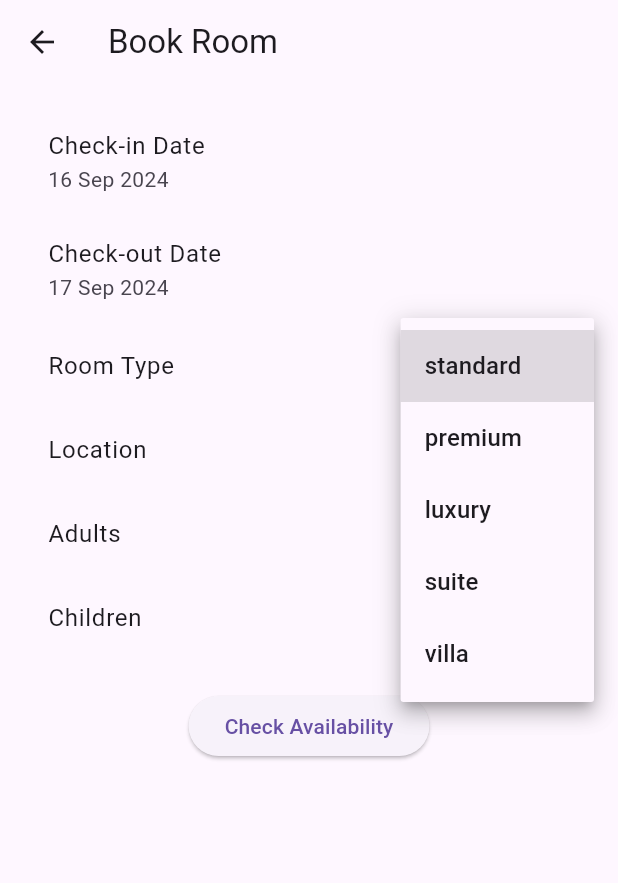
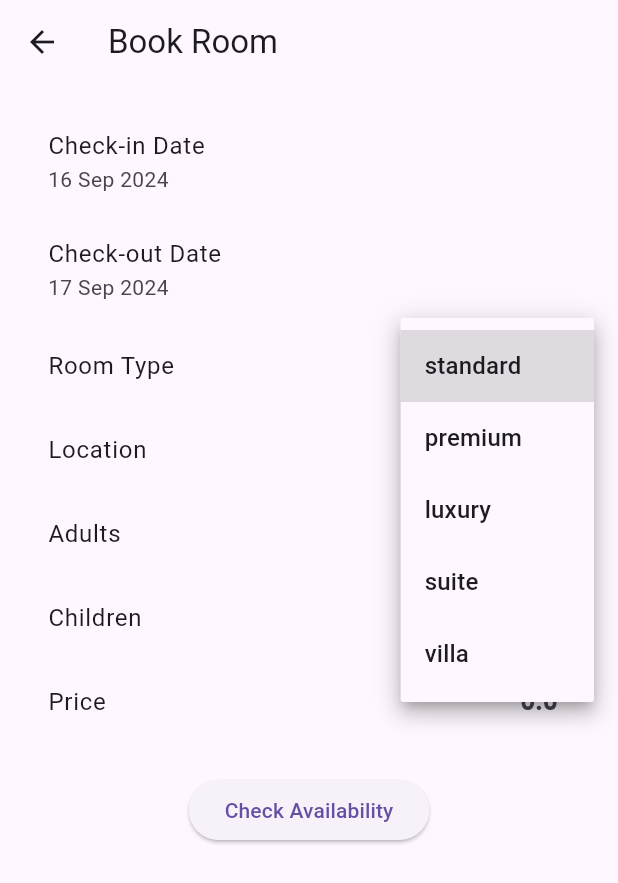
Before and after one commit to SohalSawardekar/Hotel_Booking_App, a Flutter app: the screen it shows once a user with an empty profile is signed in, item 3 of the bottom bar chosen, after a tap on "standard", on a phone screen of 412 x 824 dp. Shown: the top 883 px of the screen. Run offline on Flutter 3.47's test engine with Material 3 defaults, Android fonts, the phone set to English and light mode, and no system bars; our stand-ins replace cloud_firestore, firebase_auth, firebase_core, google_fonts, google_sign_in, sign_in_with_apple and 1 more; accounts and stored records are empty.

Commit message:
booking page backend

```diff
--- a/lib/screens/bookings/AvailabilityPage.dart
+++ b/lib/screens/bookings/AvailabilityPage.dart
@@ -106,7 +106,7 @@ class _AvailabilityPageState extends State<AvailabilityPage> {
             Text(
                 'Check-out: ${DateFormat('yyyy-MM-dd').format(widget.checkOutDate)}'),
             Text('Adults: ${widget.adults}, Children: ${widget.children}'),
-            Text('Total Amount: ₹${widget.totalAmount.toStringAsFixed(2)}'),
+            Text('Total Amount: ₹${widget.totalAmount}'),
             const SizedBox(height: 20),
             if (_isCheckingAvailability) ...[
               const Text('Checking availability...'),
--- a/lib/screens/bookings/bookings.dart
+++ b/lib/screens/bookings/bookings.dart
@@ -1,3 +1,4 @@
+import 'package:cloud_firestore/cloud_firestore.dart';
 import 'package:intl/intl.dart';
 import '../../constants/ImportFiles.dart';
 
@@ -22,11 +23,11 @@ class BookingPage extends StatefulWidget {
 class _BookingPageState extends State<BookingPage> {
   DateTime? checkInDate;
   DateTime? checkOutDate;
-  String roomType = 'standard';
-  String location = 'goa';
+  String roomType = '';
+  String location = '';
   int adults = 1;
   int children = 0;
-  double roomRate = 5000;
+  double roomRate = 0.0;
 
   final List<String> roomTypes = [
     'standard',
@@ -49,13 +50,40 @@ class _BookingPageState extends State<BookingPage> {
   @override
   void initState() {
     super.initState();
-    // Initialize with values passed from LuxuryBookingPage or use default dates
     checkInDate = widget.checkInDate ?? DateTime.now();
     checkOutDate =
         widget.checkOutDate ?? DateTime.now().add(const Duration(days: 1));
     roomType = widget.roomType;
-    // Set roomRate based on roomType if needed
-    // Example: roomRate = getRoomRate(roomType);
+
+    _fetchRoomRate(roomType);
+  }
+
+  void _fetchRoomRate(String roomType) async {
+    try {
+      // Fetch room rate from Firestore
+      final roomSnapshot = await FirebaseFirestore.instance
+          .collection('Rooms')
+          .where('room_type', isEqualTo: roomType)
+          .get();
+
+      if (roomSnapshot.docs.isNotEmpty) {
+        // Access the first document from the query snapshot
+        final roomData = roomSnapshot.docs.first
+            .data(); // Get the data from the first document
+        setState(() {
+          roomRate = roomData['price']?.toDouble() ??
+              0.0; // Default value if price is missing
+        });
+      } else {
+        // Handle case where roomType is not found
+        setState(() {
+          roomRate = 0.0; // Default value when room is not found
+        });
+      }
+    } catch (e) {
+      // Handle any errors
+      print('Error fetching room rate: $e');
+    }
   }
 
   void _selectDate(bool isCheckIn) async {
@@ -116,8 +144,7 @@ class _BookingPageState extends State<BookingPage> {
             ListTile(
               title: const Text('Room Type'),
               trailing: DropdownButton<String>(
-                value:
-                    roomTypes.contains(roomType) ? roomType : roomTypes.first,
+                value: roomTypes.contains(roomType) ? roomType : 'standard',
                 items: roomTypes
                     .map((type) => DropdownMenuItem<String>(
                           value: type,
@@ -127,8 +154,7 @@ class _BookingPageState extends State<BookingPage> {
                 onChanged: (value) {
                   setState(() {
                     roomType = value!;
-                    // Optional: Update roomRate based on selected roomType
-                    // Example: roomRate = getRoomRate(value);
+                    _fetchRoomRate(roomType);
                   });
                 },
               ),
@@ -185,6 +211,14 @@ class _BookingPageState extends State<BookingPage> {
                 },
               ),
             ),
+            ListTile(
+              title: const Text('Price'),
+              trailing: Text(
+                '${roomRate}',
+                style: GoogleFonts.poppins(
+                    fontSize: 15, fontWeight: FontWeight.w700),
+              ),
+            ),
             const SizedBox(height: 20),
             Center(
               child: ElevatedButton(
@@ -204,7 +238,6 @@ class _BookingPageState extends State<BookingPage> {
                       ),
                     );
                   } else {
-                    // Show error message
                     ScaffoldMessenger.of(context).showSnackBar(
                       const SnackBar(
                         content: Text(
```
